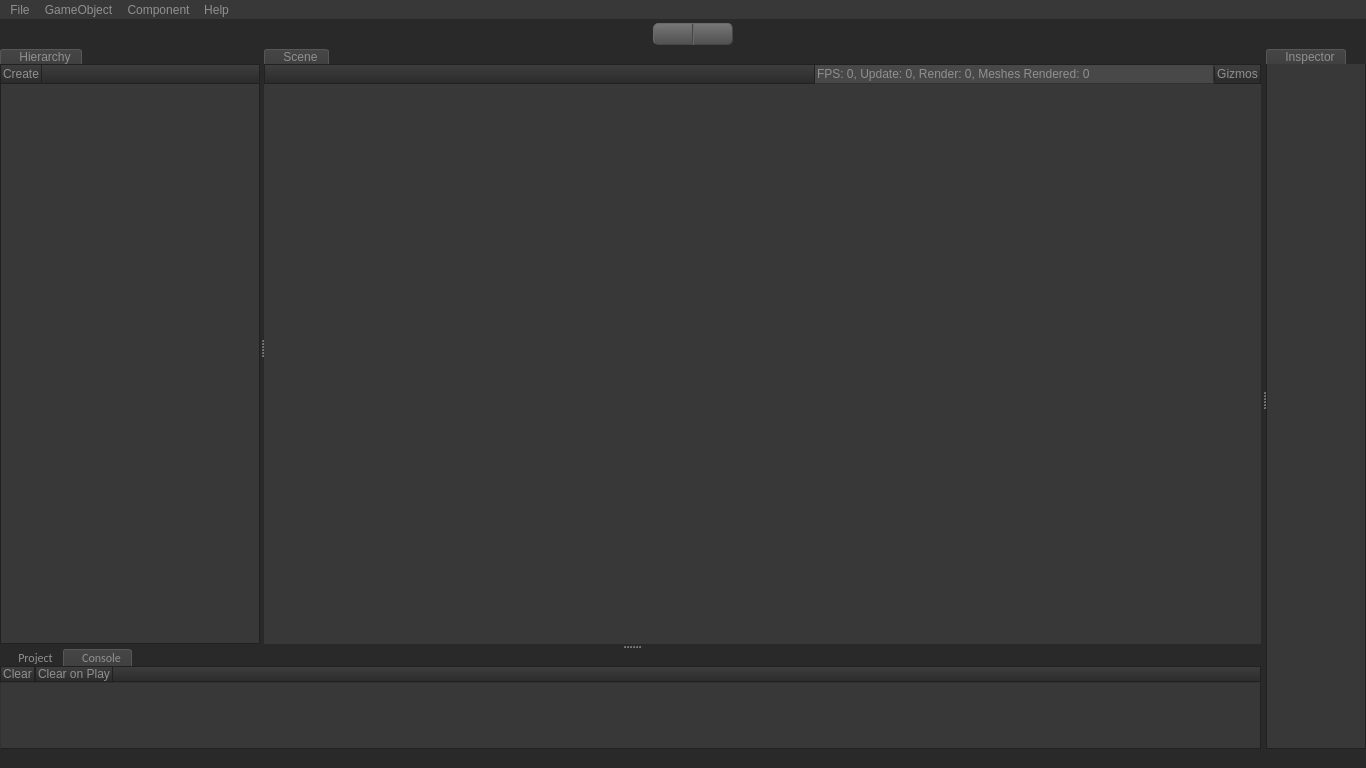
Qt form Editor/editor.ui (PanosK92/SpartanEngine) before a commit.
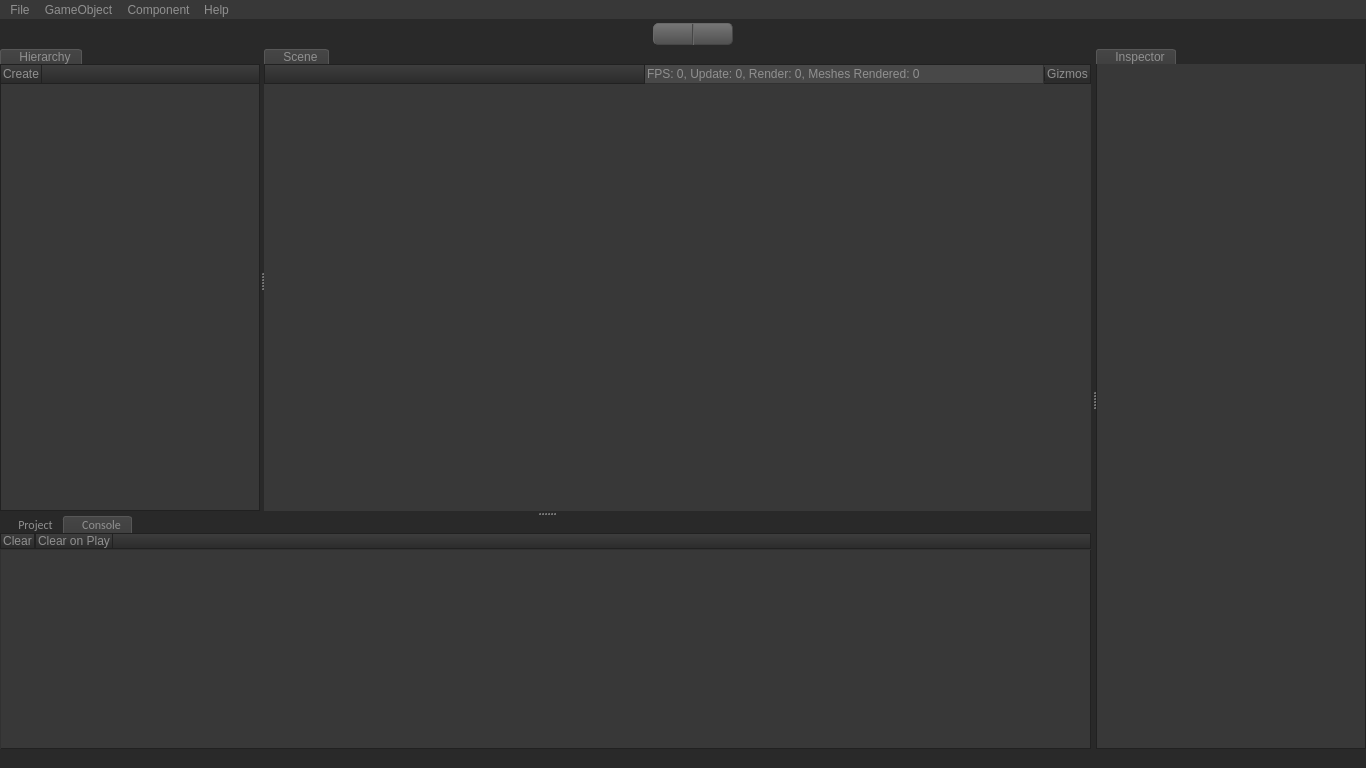
The same form after that commit. Icons and pictures are not drawn. Custom widgets are drawn as their Qt base class.

What changed in the file:
```diff
--- a/Editor/editor.ui
+++ b/Editor/editor.ui
@@ -941,6 +941,12 @@
           <property name="enabled">
            <bool>true</bool>
           </property>
+          <property name="sizePolicy">
+           <sizepolicy hsizetype="Preferred" vsizetype="Preferred">
+            <horstretch>0</horstretch>
+            <verstretch>0</verstretch>
+           </sizepolicy>
+          </property>
           <property name="orientation">
            <enum>Qt::Vertical</enum>
           </property>
@@ -949,9 +955,9 @@
           </property>
           <widget class="QWidget" name="widgetUpperLeft" native="true">
            <property name="sizePolicy">
-            <sizepolicy hsizetype="Preferred" vsizetype="Preferred">
+            <sizepolicy hsizetype="Preferred" vsizetype="Expanding">
              <horstretch>0</horstretch>
-             <verstretch>0</verstretch>
+             <verstretch>1</verstretch>
             </sizepolicy>
            </property>
            <property name="baseSize">
@@ -2152,7 +2158,13 @@
            <property name="minimumSize">
             <size>
              <width>0</width>
-             <height>100</height>
+             <height>150</height>
+            </size>
+           </property>
+           <property name="baseSize">
+            <size>
+             <width>0</width>
+             <height>0</height>
             </size>
            </property>
            <layout class="QVBoxLayout" name="verticalLayout_4">
@@ -2174,14 +2186,14 @@
             <item>
              <widget class="QTabWidget" name="tabProjectConsole">
               <property name="sizePolicy">
-               <sizepolicy hsizetype="Expanding" vsizetype="Ignored">
+               <sizepolicy hsizetype="Preferred" vsizetype="Preferred">
                 <horstretch>0</horstretch>
                 <verstretch>0</verstretch>
                </sizepolicy>
               </property>
               <property name="minimumSize">
                <size>
-                <width>51</width>
+                <width>0</width>
                 <height>0</height>
                </size>
               </property>
@@ -2420,6 +2432,12 @@
                </layout>
               </widget>
               <widget class="QWidget" name="tabConsole">
+               <property name="minimumSize">
+                <size>
+                 <width>0</width>
+                 <height>0</height>
+                </size>
+               </property>
                <attribute name="title">
                 <string>Console</string>
                </attribute>
@@ -2561,7 +2579,7 @@
        </property>
        <property name="minimumSize">
         <size>
-         <width>100</width>
+         <width>270</width>
          <height>0</height>
         </size>
        </property>
@@ -3006,9 +3024,9 @@
        </property>
        <widget class="DirectusInspector" name="directusInspector">
         <property name="sizePolicy">
-         <sizepolicy hsizetype="Fixed" vsizetype="Fixed">
+         <sizepolicy hsizetype="Preferred" vsizetype="Preferred">
           <horstretch>0</horstretch>
-          <verstretch>1</verstretch>
+          <verstretch>0</verstretch>
          </sizepolicy>
         </property>
         <property name="acceptDrops">
```
